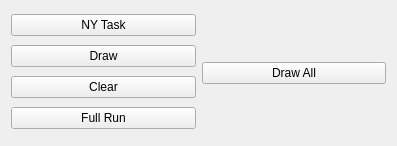
Qt form awsScript.ui (Nummulith/ObjectModelFramework) before a commit.
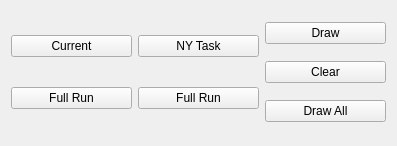
The same form after that commit.

```diff
--- a/awsScript.ui
+++ b/awsScript.ui
@@ -14,6 +14,24 @@
    <string>AWS Script</string>
   </property>
   <layout class="QHBoxLayout" name="horizontalLayout">
+   <item>
+    <layout class="QVBoxLayout" name="verticalLayout">
+     <item>
+      <widget class="QPushButton" name="bCurrent">
+       <property name="text">
+        <string>Current</string>
+       </property>
+      </widget>
+     </item>
+     <item>
+      <widget class="QPushButton" name="bCurrentFull">
+       <property name="text">
+        <string>Full Run</string>
+       </property>
+      </widget>
+     </item>
+    </layout>
+   </item>
    <item>
     <layout class="QVBoxLayout" name="local">
      <item>
@@ -24,6 +42,17 @@
       </widget>
      </item>
      <item>
+      <widget class="QPushButton" name="bNYTaskFull">
+       <property name="text">
+        <string>Full Run</string>
+       </property>
+      </widget>
+     </item>
+    </layout>
+   </item>
+   <item>
+    <layout class="QVBoxLayout" name="all">
+     <item>
       <widget class="QPushButton" name="bDraw">
        <property name="text">
         <string>Draw</string>
@@ -37,17 +66,6 @@
        </property>
       </widget>
      </item>
-     <item>
-      <widget class="QPushButton" name="bTest">
-       <property name="text">
-        <string>Full Run</string>
-       </property>
-      </widget>
-     </item>
-    </layout>
-   </item>
-   <item>
-    <layout class="QVBoxLayout" name="all">
      <item>
       <widget class="QPushButton" name="bDrawAll">
        <property name="text">
```
